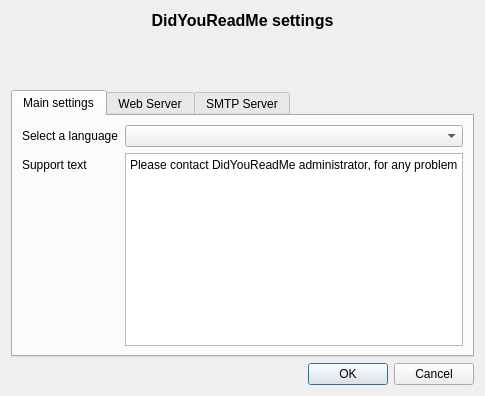
Old version of the form didyoureadme/ui/frmSettings.ui in the repository turulomio/didyoureadme.
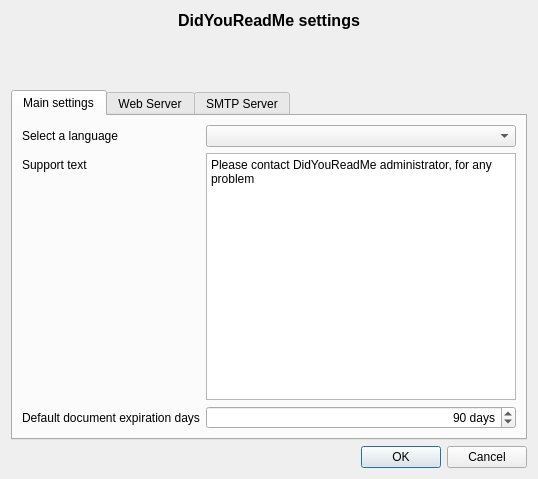
New version of the form. Icons and pictures are not drawn.

Commit message: Added default document expiration in frmSettings. Fixes #7

```diff
--- a/didyoureadme/ui/frmSettings.ui
+++ b/didyoureadme/ui/frmSettings.ui
@@ -6,8 +6,8 @@
    <rect>
     <x>0</x>
     <y>0</y>
-    <width>485</width>
-    <height>396</height>
+    <width>538</width>
+    <height>479</height>
    </rect>
   </property>
   <property name="windowTitle">
@@ -149,6 +149,35 @@
              </property>
             </widget>
            </item>
+           <item row="2" column="0">
+            <widget class="QLabel" name="label_5">
+             <property name="text">
+              <string>Default document expiration days</string>
+             </property>
+            </widget>
+           </item>
+           <item row="2" column="1">
+            <widget class="QSpinBox" name="spnExpiration">
+             <property name="sizePolicy">
+              <sizepolicy hsizetype="Expanding" vsizetype="Fixed">
+               <horstretch>0</horstretch>
+               <verstretch>0</verstretch>
+              </sizepolicy>
+             </property>
+             <property name="alignment">
+              <set>Qt::AlignRight|Qt::AlignTrailing|Qt::AlignVCenter</set>
+             </property>
+             <property name="specialValueText">
+              <string/>
+             </property>
+             <property name="suffix">
+              <string> days</string>
+             </property>
+             <property name="value">
+              <number>90</number>
+             </property>
+            </widget>
+           </item>
           </layout>
          </item>
         </layout>
```
The commit also changes 9 other files.
